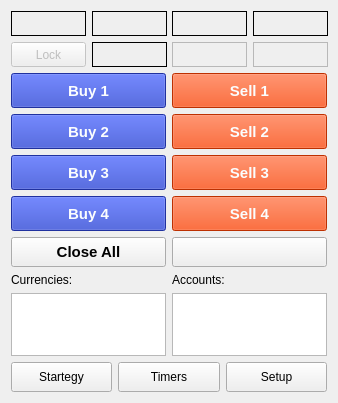
First picture: the form in sources/FrontEnd/WilliamCarryFrontEnd/MultiBrokerWidget.ui, repository alimogh/trdk, before the edit.
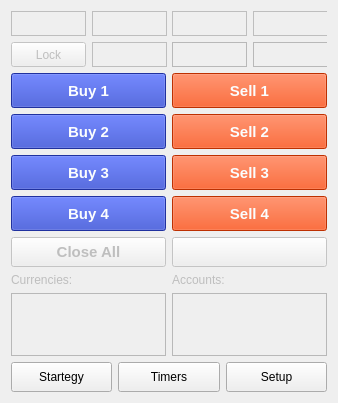
Second picture: the form after the edit.

Commit message: [WilliamCarry] MultiBrokerWidget and StrategySetupDialog enhancements. Added logging what algos attached to the position. Added new algo TakeProfitStopLimit. MultiBrokerStrategy setups some general algos before open position.

Diff of the .ui file:
```diff
--- a/sources/FrontEnd/WilliamCarryFrontEnd/MultiBrokerWidget.ui
+++ b/sources/FrontEnd/WilliamCarryFrontEnd/MultiBrokerWidget.ui
@@ -16,11 +16,32 @@
     <height>403</height>
    </size>
   </property>
+  <layout class="QVBoxLayout" name="verticalLayout_2">
+   <item>
+    <widget class="QWidget" name="trading" native="true">
+     <property name="enabled">
+      <bool>false</bool>
+     </property>
   <layout class="QVBoxLayout" name="verticalLayout">
+      <property name="leftMargin">
+       <number>0</number>
+      </property>
+      <property name="topMargin">
+       <number>0</number>
+      </property>
+      <property name="rightMargin">
+       <number>0</number>
+      </property>
+      <property name="bottomMargin">
+       <number>0</number>
+      </property>
    <item>
     <layout class="QGridLayout" name="pricesLayout">
      <item row="0" column="0">
       <widget class="QLabel" name="symbol">
+          <property name="enabled">
+           <bool>false</bool>
+          </property>
        <property name="sizePolicy">
         <sizepolicy hsizetype="Preferred" vsizetype="Fixed">
          <horstretch>0</horstretch>
@@ -51,6 +72,9 @@
      </item>
      <item row="0" column="1">
       <widget class="QLabel" name="time">
+          <property name="enabled">
+           <bool>false</bool>
+          </property>
        <property name="sizePolicy">
         <sizepolicy hsizetype="Preferred" vsizetype="Fixed">
          <horstretch>0</horstretch>
@@ -81,6 +105,9 @@
      </item>
      <item row="0" column="2">
       <widget class="QLabel" name="bid">
+          <property name="enabled">
+           <bool>false</bool>
+          </property>
        <property name="sizePolicy">
         <sizepolicy hsizetype="Preferred" vsizetype="Fixed">
          <horstretch>0</horstretch>
@@ -111,6 +138,9 @@
      </item>
      <item row="0" column="3">
       <widget class="QLabel" name="ask">
+          <property name="enabled">
+           <bool>false</bool>
+          </property>
        <property name="sizePolicy">
         <sizepolicy hsizetype="Preferred" vsizetype="Fixed">
          <horstretch>0</horstretch>
@@ -144,6 +174,9 @@
      </item>
      <item row="1" column="1">
       <widget class="QLabel" name="lockedTime">
+          <property name="enabled">
+           <bool>false</bool>
+          </property>
        <property name="sizePolicy">
         <sizepolicy hsizetype="Preferred" vsizetype="Fixed">
          <horstretch>0</horstretch>
@@ -204,6 +237,9 @@
      </item>
      <item row="1" column="3">
       <widget class="QLabel" name="lockedAsk">
+          <property name="enabled">
+           <bool>false</bool>
+          </property>
        <property name="sizePolicy">
         <sizepolicy hsizetype="Preferred" vsizetype="Fixed">
          <horstretch>0</horstretch>
@@ -536,6 +572,9 @@
      </item>
      <item row="0" column="1">
       <widget class="QLabel" name="targetListLabel">
+          <property name="enabled">
+           <bool>false</bool>
+          </property>
        <property name="text">
         <string>Accounts:</string>
        </property>
@@ -553,12 +592,18 @@
      </item>
      <item row="0" column="0">
       <widget class="QLabel" name="securityListLabel">
+          <property name="enabled">
+           <bool>false</bool>
+          </property>
        <property name="text">
         <string>Currencies:</string>
        </property>
       </widget>
      </item>
     </layout>
+      </item>
+     </layout>
+    </widget>
    </item>
    <item>
     <layout class="QHBoxLayout" name="settingsLayout">
```
Left out of the diff: 3 changed lines with no effect on the pictures. Lines whose indentation alone changed are shown as unchanged. The commit also changes 29 other files.
